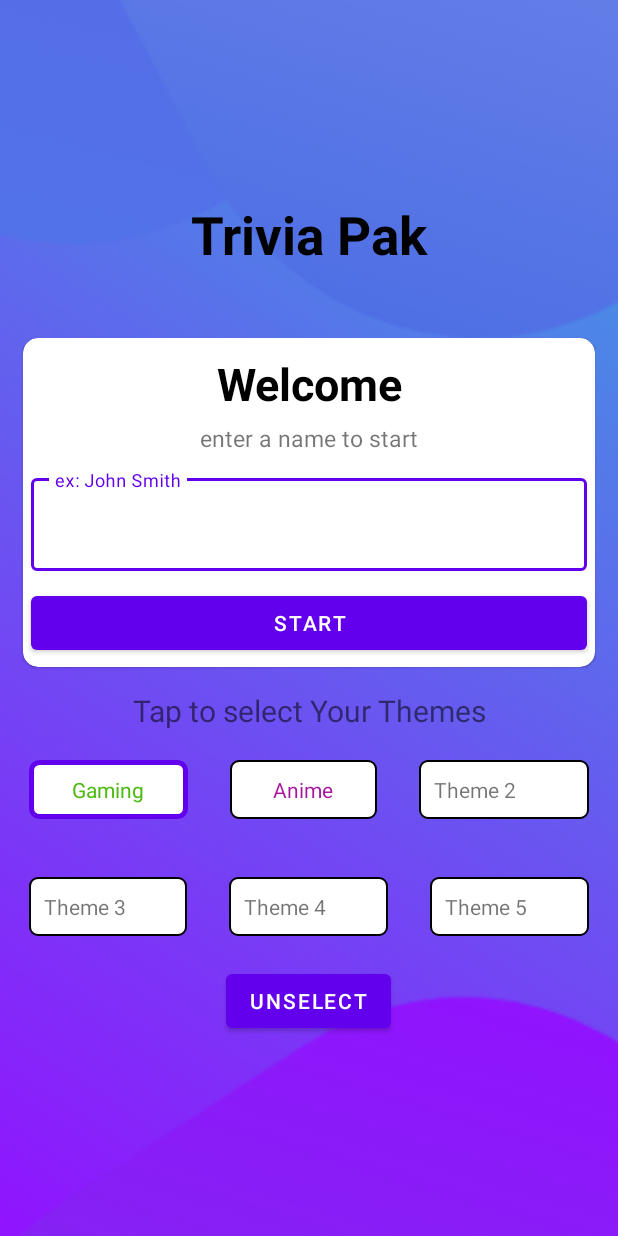
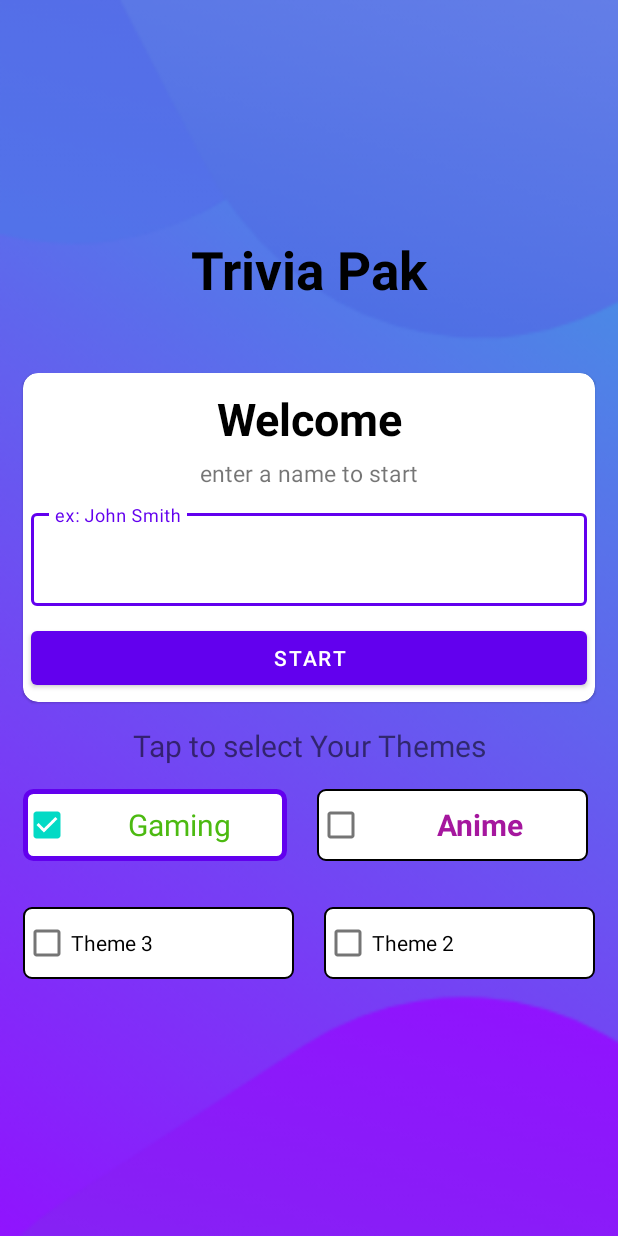
Before and after one commit to SilvVF/QuizApp, an Android app: the screen it shows after launch (MainActivity), after a tap on "Gaming", on a phone screen of 412 x 824 dp. Run offline under Robolectric (Android 15) with nearby library versions, the phone set to English and light mode, and no system bars.

Commit message:
fixed check boxes

```diff
--- a/app/src/main/java/com/example/quizapp/MainActivity.kt
+++ b/app/src/main/java/com/example/quizapp/MainActivity.kt
@@ -4,22 +4,25 @@ import android.content.Intent
 import androidx.appcompat.app.AppCompatActivity
 import android.os.Bundle
 import android.view.View
-import android.widget.Button
-import android.widget.EditText
-import android.widget.TextView
-import android.widget.Toast
+import android.widget.*
 import androidx.core.content.ContextCompat
+import kotlin.random.Random
 
 class MainActivity : AppCompatActivity(), View.OnClickListener {
     private var etName: EditText? = null
-    private var tvTheme0: TextView? = null
-    private var tvTheme1: TextView? = null
-    private var tvTheme2: TextView? = null
-    private var tvTheme3: TextView? = null
-    private var tvTheme4: TextView? = null
-    private var tvTheme5: TextView? = null
+    private var tvTheme0: CheckBox? = null
+    private var theme0Check = false
+
+    private var tvTheme1: CheckBox? = null
+    private var theme1Check  = false
+
+    private var tvTheme2: CheckBox? = null
+    private var theme2Check  = false
+
+    private var tvTheme3: CheckBox? = null
+    private var theme3Check  = false
     private var btnStart: Button? = null
-    private var btnReset: Button? = null
+
 
     private var themeSet = mutableSetOf<Int>()
 
@@ -31,75 +34,69 @@ class MainActivity : AppCompatActivity(), View.OnClickListener {
         etName = findViewById(R.id.tv_name)
         btnStart = findViewById(R.id.btn_start)
         btnStart?.setOnClickListener(this)
-        btnReset = findViewById(R.id.btnReset)
-        btnReset?.setOnClickListener(this)
 
         tvTheme0 = findViewById(R.id.tvTheme0)
         tvTheme0?.setOnClickListener(this)
+
         tvTheme1 = findViewById(R.id.tvTheme1)
         tvTheme1?.setOnClickListener(this)
+
         tvTheme2 = findViewById(R.id.tvTheme2)
         tvTheme2?.setOnClickListener(this)
+
         tvTheme3 = findViewById(R.id.tvTheme3)
         tvTheme3?.setOnClickListener(this)
-        tvTheme4 = findViewById(R.id.tvTheme4)
-        tvTheme4?.setOnClickListener(this)
-        tvTheme5 = findViewById(R.id.tvTheme5)
-        tvTheme5?.setOnClickListener(this)
+
 
     }
 
-
-   fun setDefaultBackTint(){
-       var themes = listOf<TextView?>(tvTheme0,tvTheme1,tvTheme2,tvTheme3,tvTheme4,tvTheme5)
-       for(textView in themes) {
-           textView?.background =
-               ContextCompat.getDrawable(this, R.drawable.default_option_border_bg)
+   override fun onClick(p0:View?) {
+       when(p0?.id) {
+           R.id.tvTheme0,R.id.tvTheme1,R.id.tvTheme2,R.id.tvTheme3 -> setBgCheckBox()
+           R.id.btn_start -> {
+               if (etName?.text!!.isEmpty()) {
+                   Toast.makeText(this, "Enter a Name", Toast.LENGTH_SHORT).show()
+               } else {
+                   if (tvTheme0!!.isChecked) themeSet.add(0)
+                   if (tvTheme1!!.isChecked) themeSet.add(1)
+                   if (tvTheme2!!.isChecked) themeSet.add(2)
+                   if (tvTheme3!!.isChecked) themeSet.add(3)
+                   if (themeSet.isEmpty()) {
+                       themeSet.add(Random.nextInt(0, 2))
+                       themeSet.add(Random.nextInt(0, 2))
                    }
-   }
-   override fun onClick(p0:View?) {
-         when(p0?.id){
-             R.id.tvTheme0 -> {
-                 tvTheme0?.background = ContextCompat.getDrawable(this, R.drawable.selected_option_border_bg)
-                 themeSet.add(0)
-             }
-             R.id.tvTheme1 -> {
-                 tvTheme1?.background = ContextCompat.getDrawable(this, R.drawable.selected_option_border_bg)
-                 themeSet.add(1)
-             }
-             R.id.tvTheme2 -> {
-                 tvTheme2?.background = ContextCompat.getDrawable(this, R.drawable.selected_option_border_bg)
-                 themeSet.add(2)
-             }
-             R.id.tvTheme3 -> {
-                 tvTheme3?.background = ContextCompat.getDrawable(this, R.drawable.selected_option_border_bg)
-                 themeSet.add(3)
-             }
-             R.id.tvTheme4 -> {
-                 tvTheme4?.background = ContextCompat.getDrawable(this, R.drawable.selected_option_border_bg)
-                 themeSet.add(4)
-             }
-             R.id.tvTheme5 -> {
-                 tvTheme5?.background = ContextCompat.getDrawable(this, R.drawable.selected_option_border_bg)
-                 themeSet.add(5)
-             }
-             R.id.btn_start -> {
-                 if (etName?.text!!.isEmpty()){
-                     Toast.makeText(this, "Enter a Name", Toast.LENGTH_SHORT).show()
-                 }else{
-                     val intent: Intent = Intent(this, QuizQuestionsActivity::class.java)
+                   val intent = Intent(this, QuizQuestionsActivity::class.java)
                    intent.putExtra(Constants.USER_NAME, etName?.text.toString())
                    intent.putExtra(Constants.THEME_LIST, themeSet.toIntArray())
                    startActivity(intent)
                    finish()
                }
            }
-             R.id.btnReset -> {
-                 setDefaultBackTint()
-                 themeSet.clear()
+       }
+   }
+
+   private fun setBgCheckBox(){
+       val selected = ContextCompat.getDrawable(this,R.drawable.selected_option_border_bg)
+       val default = ContextCompat.getDrawable(this,R.drawable.default_option_border_bg)
+       if (tvTheme0!!.isChecked){
+           tvTheme0?.background = selected
+       }else{
+           tvTheme0?.background = default
+       }
+       if (tvTheme1!!.isChecked){
+           tvTheme1?.background = selected
+       }else{
+           tvTheme1?.background = default
+       }
+       if (tvTheme2!!.isChecked){
+           tvTheme2?.background = selected
+       }else{
+           tvTheme2?.background = default
+       }
+       if (tvTheme3!!.isChecked){
+           tvTheme3?.background = selected
+       }else{
+           tvTheme3?.background = default
        }
    }
 }
-
-
-}
--- a/app/src/main/res/layout/activity_main.xml
+++ b/app/src/main/res/layout/activity_main.xml
@@ -92,86 +92,64 @@
         android:gravity="center"
         android:orientation="horizontal">
 
-        <TextView
+        <CheckBox
             android:id="@+id/tvTheme1"
-            android:layout_weight="1"
             android:layout_width="wrap_content"
             android:layout_height="wrap_content"
-            android:layout_margin="14dp"
+            android:layout_margin="10dp"
+            android:layout_weight="1"
             android:background="@drawable/default_option_border_bg"
-            android:padding="10dp"
-            android:textColor="@color/green"
             android:gravity="center"
-            android:text="Gaming" />
+            android:text="Gaming"
+            android:textSize="20sp"
+            android:textColor="@color/green" />
 
-        <TextView
+        <CheckBox
             android:id="@+id/tvTheme0"
             android:layout_width="wrap_content"
             android:layout_height="wrap_content"
-            android:layout_margin="14dp"
+            android:layout_margin="10dp"
             android:layout_weight="1"
-            android:background="@drawable/default_option_border_bg"
+            android:gravity="center"
             android:padding="10dp"
             android:text="Anime"
+            android:textSize="20sp"
+            android:background="@drawable/default_option_border_bg"
             android:textColor="@color/anime_color"
-            android:gravity="center"
+            android:textStyle="bold"
             android:typeface="normal" />
 
-        <TextView
-            android:id="@+id/tvTheme2"
-            android:layout_weight="1"
-            android:layout_width="wrap_content"
-            android:layout_height="wrap_content"
-            android:layout_margin="14dp"
-            android:background="@drawable/default_option_border_bg"
-            android:padding="10dp"
-            android:text="Theme 2" />
+    </LinearLayout>
 
-    </LinearLayout>
     <LinearLayout
 
         android:layout_width="match_parent"
         android:layout_height="wrap_content"
         android:layout_margin="5dp"
+
         android:gravity="center"
         android:orientation="horizontal"
         >
 
-        <TextView
+        <CheckBox
             android:id="@+id/tvTheme3"
             android:layout_weight="1"
             android:background="@drawable/default_option_border_bg"
             android:layout_width="wrap_content"
             android:layout_height="wrap_content"
-            android:layout_margin="14dp"
+            android:layout_margin="10dp"
             android:text="Theme 3"
-            android:padding="10dp"
             />
-        <TextView
-            android:id="@+id/tvTheme4"
-            android:layout_weight="1"
-            android:background="@drawable/default_option_border_bg"
-            android:layout_margin="14dp"
+
+        <CheckBox
+            android:id="@+id/tvTheme2"
             android:layout_width="wrap_content"
             android:layout_height="wrap_content"
-            android:text="Theme 4"
-            android:padding="10dp"
-            />
-        <TextView
-            android:id="@+id/tvTheme5"
+            android:background="@drawable/default_option_border_bg"
+            android:layout_margin="10dp"
             android:layout_weight="1"
-            android:background="@drawable/default_option_border_bg"
-            android:layout_margin="14dp"
-            android:typeface="normal"
-            android:layout_width="wrap_content"
-            android:layout_height="wrap_content"
-            android:padding="10dp"
-            android:text="Theme 5"/>
+            android:text="Theme 2" />
+
     </LinearLayout>
-    <Button
-        android:id="@+id/btnReset"
-        android:layout_width="wrap_content"
-        android:layout_height="wrap_content"
-        android:text="unselect"/>
 
 </LinearLayout>
--- a/build.gradle
+++ b/build.gradle
@@ -1,7 +1,7 @@
 // Top-level build file where you can add configuration options common to all sub-projects/modules.
 plugins {
-    id 'com.android.application' version '7.1.1' apply false
-    id 'com.android.library' version '7.1.1' apply false
+    id 'com.android.application' version '7.1.2' apply false
+    id 'com.android.library' version '7.1.2' apply false
     id 'org.jetbrains.kotlin.android' version '1.6.10' apply false
 }
 
```
Also changed, not shown: 1 other file. Lines whose indentation alone changed are shown as unchanged.
